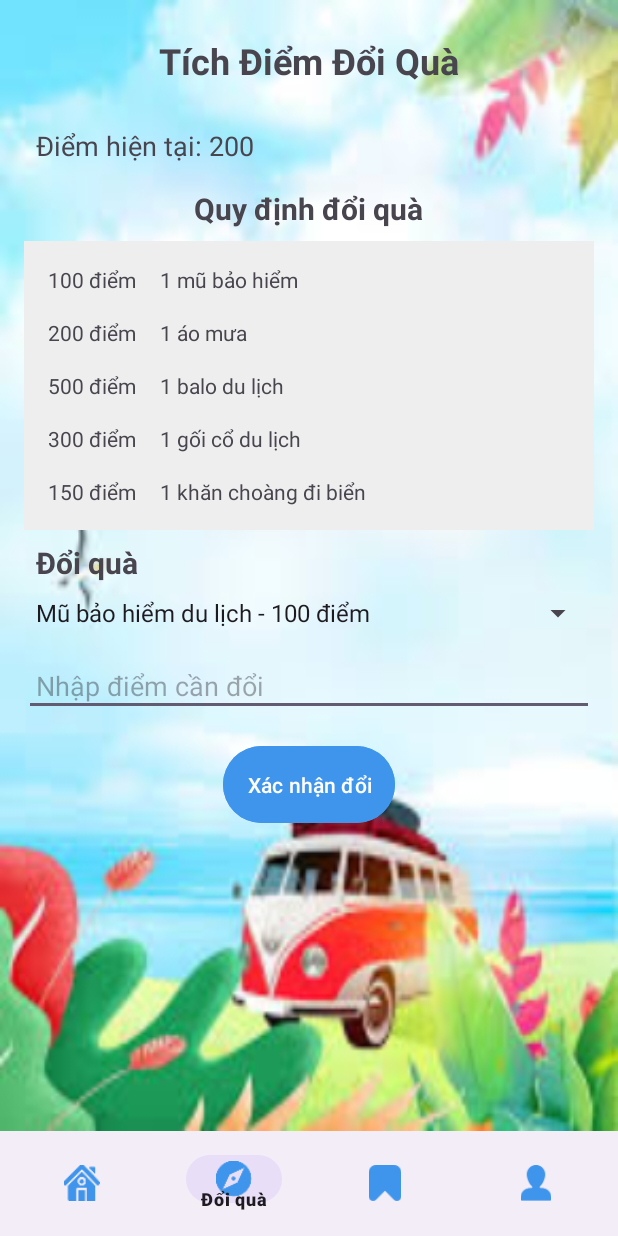
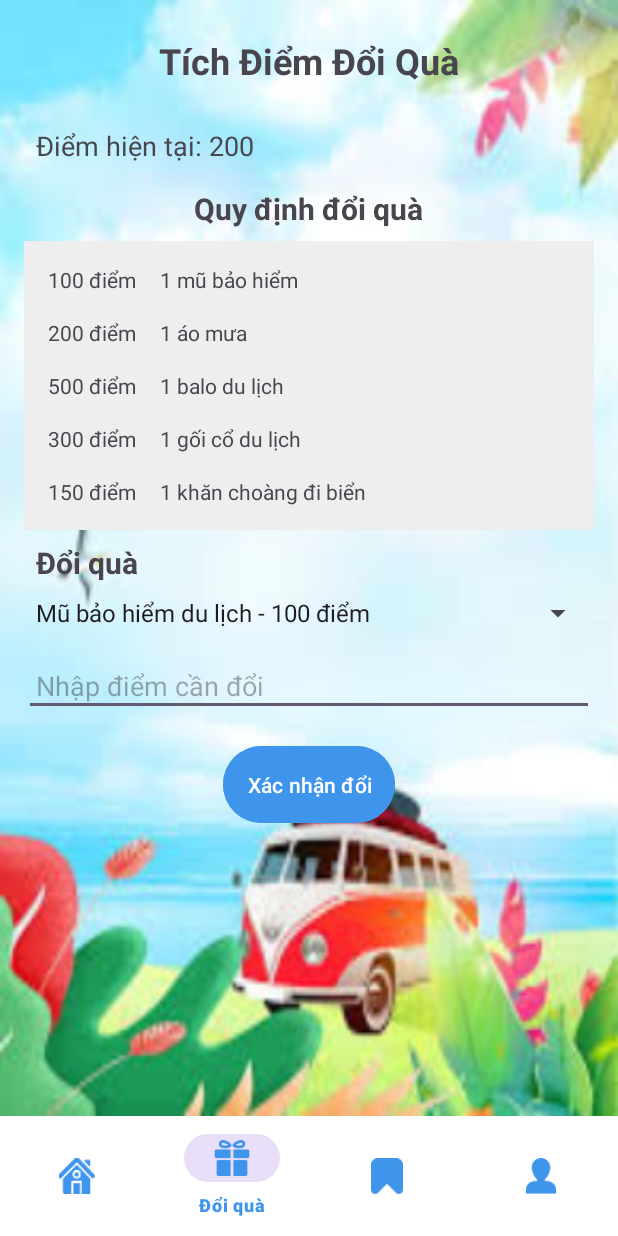
Before and after one commit to lethanhlinh/Travel_app, an Android app: the MainActivity screen opened directly, with no data from a screen before it, item 2 of the bottom bar chosen, on a phone screen of 412 x 824 dp. Run offline under Robolectric (Android 15) with nearby library versions, the phone set to English and light mode, and no system bars; our stand-ins replace Firebase (no records; nobody signed in at launch, a user with empty details on screens opened directly); libraries missing offline, so code that uses them is left out: com.ismaeldivita.chipnavigation.

Commit message:
them icon gift va sua menu

```diff
--- a/app/src/main/res/layout/activity_main.xml
+++ b/app/src/main/res/layout/activity_main.xml
@@ -17,11 +17,12 @@
     <com.google.android.material.bottomnavigation.BottomNavigationView
         android:id="@+id/thanhmenu"
         android:layout_width="match_parent"
-        android:layout_height="70dp"
-        android:elevation="3dp"
-        android:padding="4dp"
+        android:layout_height="wrap_content"
         app:itemIconTint="@color/blue"
-        app:itemRippleColor="@color/blue"
+        app:itemRippleColor="@color/white"
         app:menu="@menu/menu_bottom"
-        android:layout_alignParentBottom="true" />
+        android:layout_alignParentBottom="true"
+        app:itemTextColor="@color/blue"
+        android:background="@color/white"
+        />
 </RelativeLayout>
--- a/app/src/main/res/menu/menu_bottom.xml
+++ b/app/src/main/res/menu/menu_bottom.xml
@@ -8,7 +8,7 @@
     />
     <item
         android:id="@+id/menu_location"
-        android:icon="@drawable/bottom_btn2"
+        android:icon="@drawable/gift"
         android:title="Đổi quà"
         app:cnb_iconColor="@color/white" />
 
--- a/gradle/libs.versions.toml
+++ b/gradle/libs.versions.toml
@@ -1,5 +1,5 @@
 [versions]
-agp = "8.5.2"
+agp = "8.6.0"
 junit = "4.13.2"
 junitVersion = "1.2.1"
 espressoCore = "3.6.1"
```
Also changed, not shown: app/src/main/res/drawable/gift.png (added).
